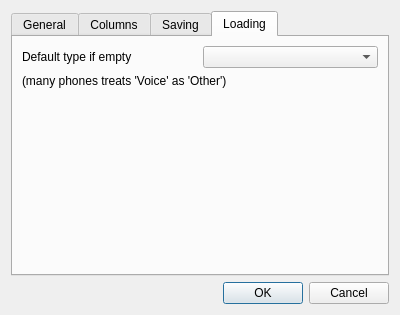
Above: app/settingsdialog.ui from DarkHobbit/doublecontact before the change. Below: the same form after it.
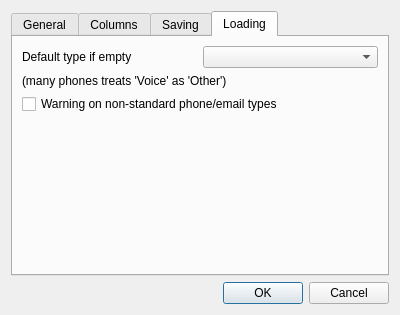
That is the form after the change. The open tabs and pages were chosen to show the change.

Commit message: Warning if non-standard phone/email type loaded

Patch:
```diff
--- a/app/settingsdialog.ui
+++ b/app/settingsdialog.ui
@@ -260,6 +260,13 @@
          </property>
         </widget>
        </item>
+       <item>
+        <widget class="QCheckBox" name="cbWarnOnNonStandardTypes">
+         <property name="text">
+          <string>Warning on non-standard phone/email types</string>
+         </property>
+        </widget>
+       </item>
        <item>
         <spacer name="verticalSpacer_2">
          <property name="orientation">
```
Left out of the diff: 2 changed lines with no effect on the pictures. The commit also changes 7 other files.
